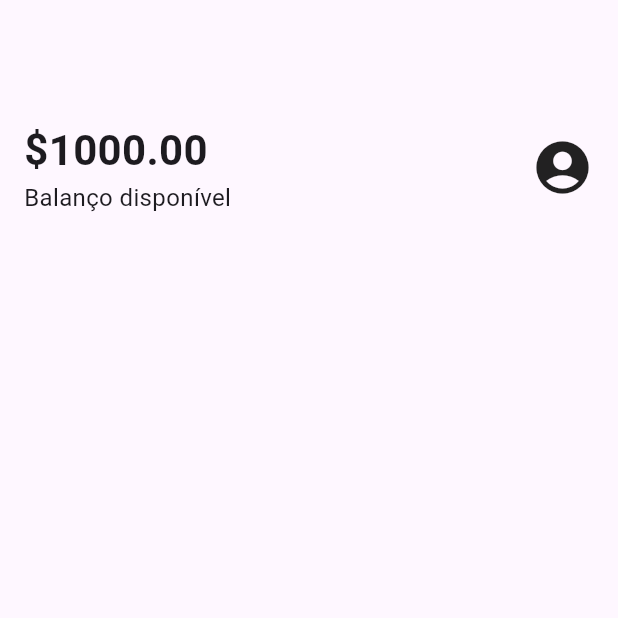
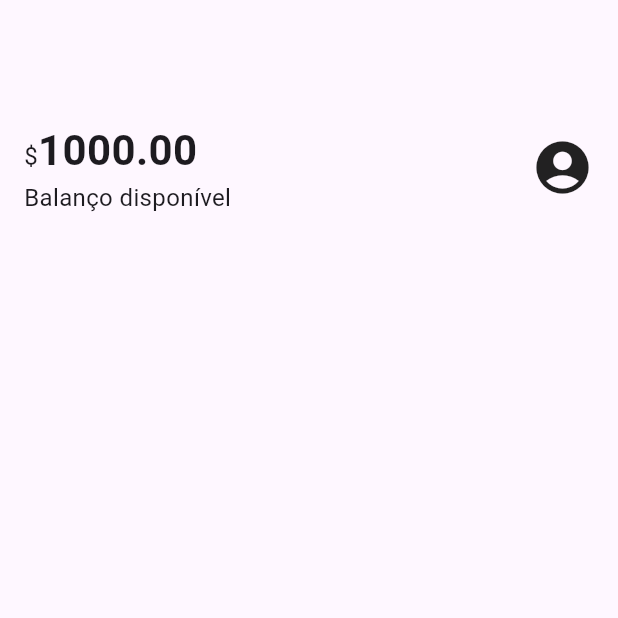
Before and after one commit to leonardo-silva/flutter-alubank, a Flutter app: the screen it shows after launch, on a phone screen of 412 x 824 dp, the top half of it. Run offline on Flutter 3.47's test engine with Material 3 defaults, Android fonts, the light colour scheme and no system bars.

Commit message:
feat: using Text.rich() to be able to apply diferent styles in one single Text widget

```diff
--- a/lib/components/sections/header.dart
+++ b/lib/components/sections/header.dart
@@ -13,9 +13,20 @@ class Header extends StatelessWidget {
           Column(
             crossAxisAlignment: CrossAxisAlignment.start,
             children: <Widget>[
-              Text(
-                '\$1000.00',
-                style: TextStyle(fontSize: 28, fontWeight: FontWeight.bold),
+              Text.rich(
+                TextSpan(
+                  text: '\$',
+                  style: TextStyle(fontSize: 16),
+                  children: <TextSpan>[
+                    TextSpan(
+                      text: '1000.00',
+                      style: TextStyle(
+                        fontSize: 28,
+                        fontWeight: FontWeight.bold,
+                      ),
+                    ),
+                  ],
+                ),
               ),
               Text('Balanço disponível', style: TextStyle(fontSize: 16)),
             ],
```
